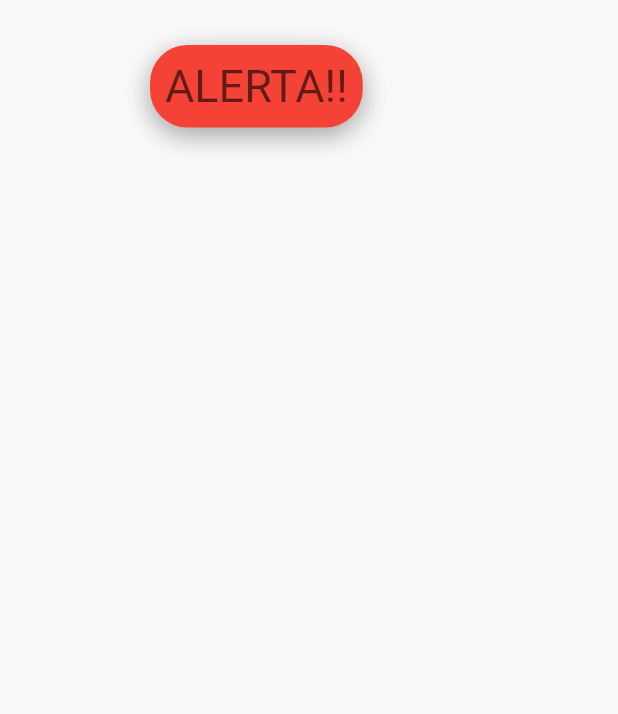
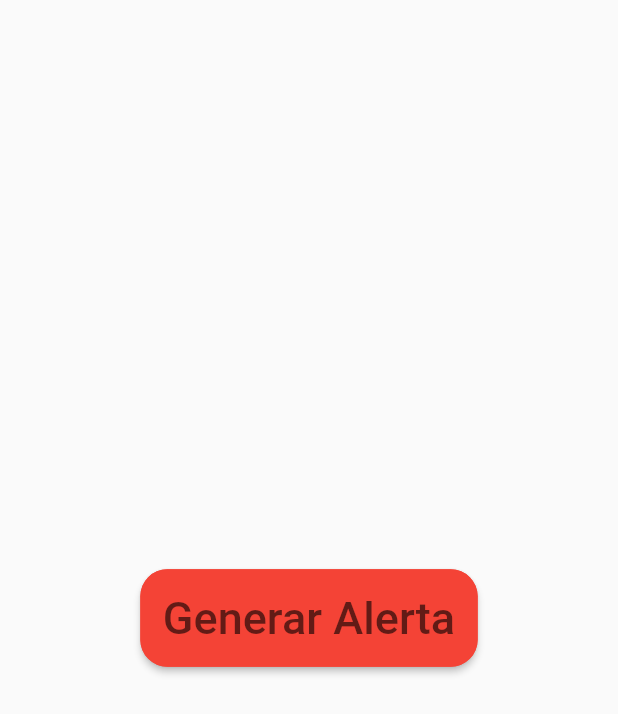
Before and after one commit to sebas2171/CommSafe, a Flutter app: the _Buttom screen opened directly, on a phone screen of 412 x 824 dp. Shown: the top 714 px of the screen. Run offline on Flutter 3.47's test engine with Material 2 defaults, Android fonts, the phone set to English and light mode, and no system bars; our stand-ins replace google_maps_flutter; network calls fail; statements that could not run were skipped.

Commit message:
Alerta_arregada

```diff
--- a/comm_safe/lib/screens/map_screen.dart
+++ b/comm_safe/lib/screens/map_screen.dart
@@ -70,29 +70,40 @@ class AlertButtom extends StatelessWidget {
 class _Buttom extends StatelessWidget {
   @override
   Widget build(BuildContext context) {
-    return Padding(
-      padding: EdgeInsets.symmetric(
-        horizontal: 100,
-      ),
-      child: Container(
-        padding: EdgeInsets.all(10),
-        margin: EdgeInsets.only(top: 30, bottom: 30),
-        decoration: BoxDecoration(
-            color: Colors.red,
-            borderRadius: BorderRadius.circular(25),
-            boxShadow: [
-              BoxShadow(
-                color: Colors.grey,
-                blurRadius: 15,
-                offset: Offset(0, 5),
+    return Scaffold(
+      body: Center(
+        child: RaisedButton(
+          padding: EdgeInsets.all(15),
+          shape: RoundedRectangleBorder(
+              borderRadius: BorderRadius.circular(18.0),
+              side: BorderSide(color: Colors.red)),
+          color: Colors.red,
+          child: Text('Generar Alerta',
+              style: TextStyle(
+                  fontSize: 30, color: Colors.black.withOpacity(0.6))),
+          onPressed: () {
+            showDialog(
+              context: context,
+              builder: (contex) => AlertDialog(
+                title: Text('La alerta se ha registrado satisfactoriamente.'),
+                content: Text('¿Desea publicar una Noticia?'),
+                actions: <Widget>[
+                  FlatButton(
+                    child: Text('OK'),
+                    onPressed: () {
+                      Navigator.pushNamed(context, 'product');
+                    },
+                  ),
+                  FlatButton(
+                    child: Text('Cancel'),
+                    onPressed: () {
+                      Navigator.of(context).pop('Cancel');
+                    },
+                  ),
+                ],
               ),
-            ]),
-        child: Text(
-          "ALERTA!!",
-          style: TextStyle(
-            fontSize: 30,
-            color: Colors.black.withOpacity(0.6),
-          ),
+            ).then((result) {});
+          },
         ),
       ),
     );
```
